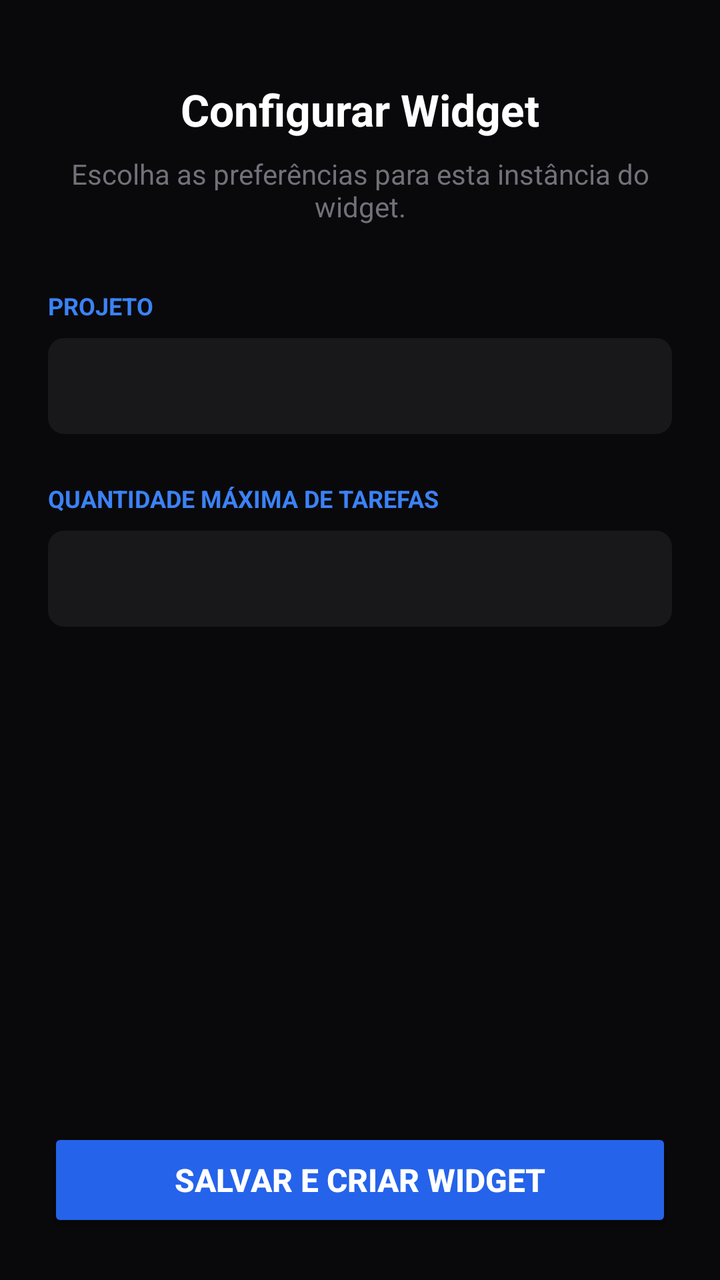
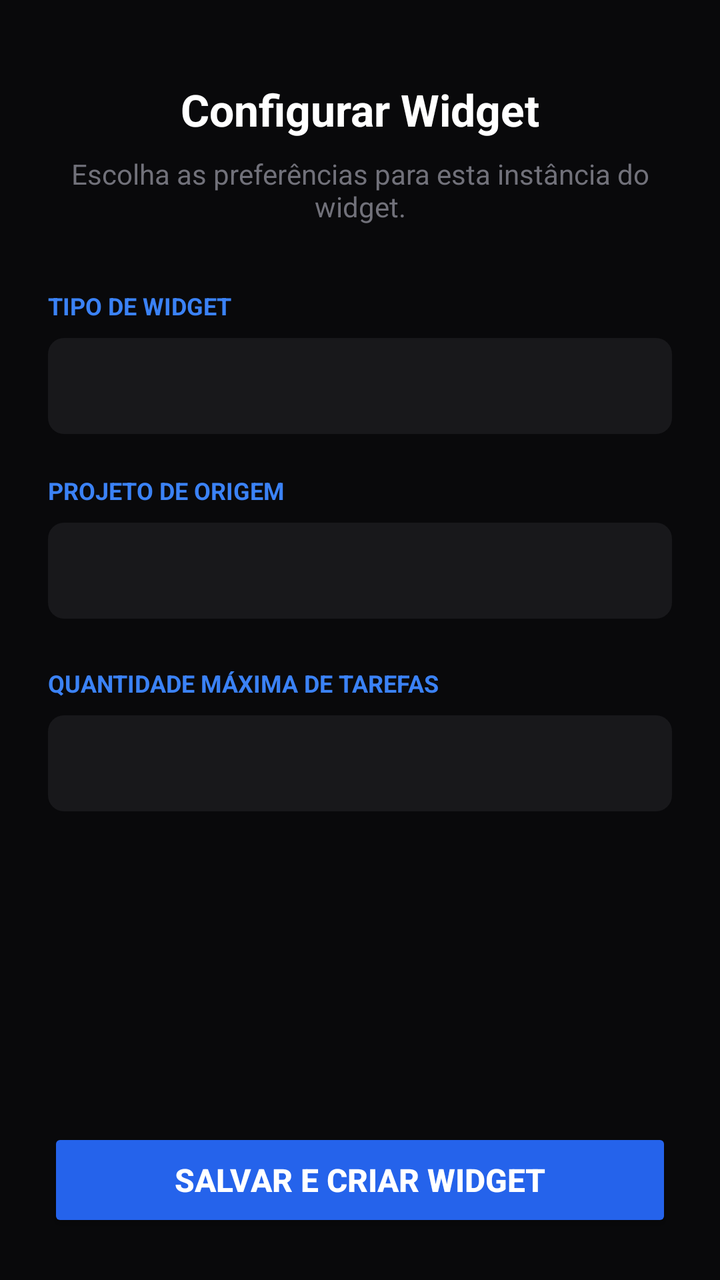

Screens rendered from an Android XML layout before and after an edit, with the pre-edit source and the edit as a unified diff.
<!-- AndroidManifest.xml: application theme AppTheme -->
<!-- res/layout/activity_widget_config.xml -->
<?xml version="1.0" encoding="utf-8"?>
<LinearLayout xmlns:android="http://schemas.android.com/apk/res/android"
    android:layout_width="match_parent"
    android:layout_height="match_parent"
    android:orientation="vertical"
    android:padding="24dp"
    android:background="#09090B"
    android:gravity="center_horizontal">

    
    <TextView
        android:layout_width="wrap_content"
        android:layout_height="wrap_content"
        android:text="Configurar Widget"
        android:textColor="#FFFFFF"
        android:textSize="22sp"
        android:textStyle="bold"
        android:layout_marginTop="16dp"
        android:layout_marginBottom="8dp" />

    <TextView
        android:layout_width="wrap_content"
        android:layout_height="wrap_content"
        android:text="Escolha as preferências para esta instância do widget."
        android:textColor="#71717A"
        android:textSize="14sp"
        android:gravity="center"
        android:layout_marginBottom="32dp" />

    
    <TextView
        android:layout_width="match_parent"
        android:layout_height="wrap_content"
        android:text="PROJETO"
        android:textColor="#3B82F6"
        android:textSize="12sp"
        android:textStyle="bold"
        android:layout_marginBottom="8dp" />

    
    <Spinner
        android:id="@+id/spinner_project"
        android:layout_width="match_parent"
        android:layout_height="48dp"
        android:background="@drawable/widget_item_bg"
        android:popupBackground="#18181B"
        android:layout_marginBottom="24dp"
        android:padding="10dp" />

    
    <TextView
        android:layout_width="match_parent"
        android:layout_height="wrap_content"
        android:text="QUANTIDADE MÁXIMA DE TAREFAS"
        android:textColor="#3B82F6"
        android:textSize="12sp"
        android:textStyle="bold"
        android:layout_marginBottom="8dp" />

    
    <Spinner
        android:id="@+id/spinner_max_items"
        android:layout_width="match_parent"
        android:layout_height="48dp"
        android:background="@drawable/widget_item_bg"
        android:popupBackground="#18181B"
        android:layout_marginBottom="32dp"
        android:padding="10dp" />

    
    <View
        android:layout_width="match_parent"
        android:layout_height="0dp"
        android:layout_weight="1" />

    
    <Button
        android:id="@+id/btn_save_config"
        android:layout_width="match_parent"
        android:layout_height="52dp"
        android:text="Salvar e Criar Widget"
        android:textColor="#FFFFFF"
        android:backgroundTint="#2563EB"
        android:textSize="16sp"
        android:textStyle="bold" />

</LinearLayout>
<!-- resources referenced by this layout -->
<resources>
  <!-- drawable widget_item_bg (drawable) -->
  <?xml version="1.0" encoding="utf-8"?>
  <shape xmlns:android="http://schemas.android.com/apk/res/android"
      android:shape="rectangle">
      <solid android:color="#18181B" /> 
      <corners android:radius="8dp" />
  </shape>
  <style name="AppTheme" parent="Theme.AppCompat.Light.DarkActionBar">
          
          <item name="colorPrimary">@color/colorPrimary</item>
          <item name="colorPrimaryDark">@color/colorPrimaryDark</item>
          <item name="colorAccent">@color/colorAccent</item>
      </style>
</resources>

<!-- the commit's change to res/layout/activity_widget_config.xml (unified diff, before → after) -->
@@ -31,7 +31,27 @@
     <TextView
         android:layout_width="match_parent"
         android:layout_height="wrap_content"
-        android:text="PROJETO"
+        android:text="TIPO DE WIDGET"
+        android:textColor="#3B82F6"
+        android:textSize="12sp"
+        android:textStyle="bold"
+        android:layout_marginBottom="8dp" />
+
+    
+    <Spinner
+        android:id="@+id/spinner_widget_type"
+        android:layout_width="match_parent"
+        android:layout_height="48dp"
+        android:background="@drawable/widget_item_bg"
+        android:popupBackground="#18181B"
+        android:layout_marginBottom="20dp"
+        android:padding="10dp" />
+
+    
+    <TextView
+        android:layout_width="match_parent"
+        android:layout_height="wrap_content"
+        android:text="PROJETO DE ORIGEM"
         android:textColor="#3B82F6"
         android:textSize="12sp"
         android:textStyle="bold"
